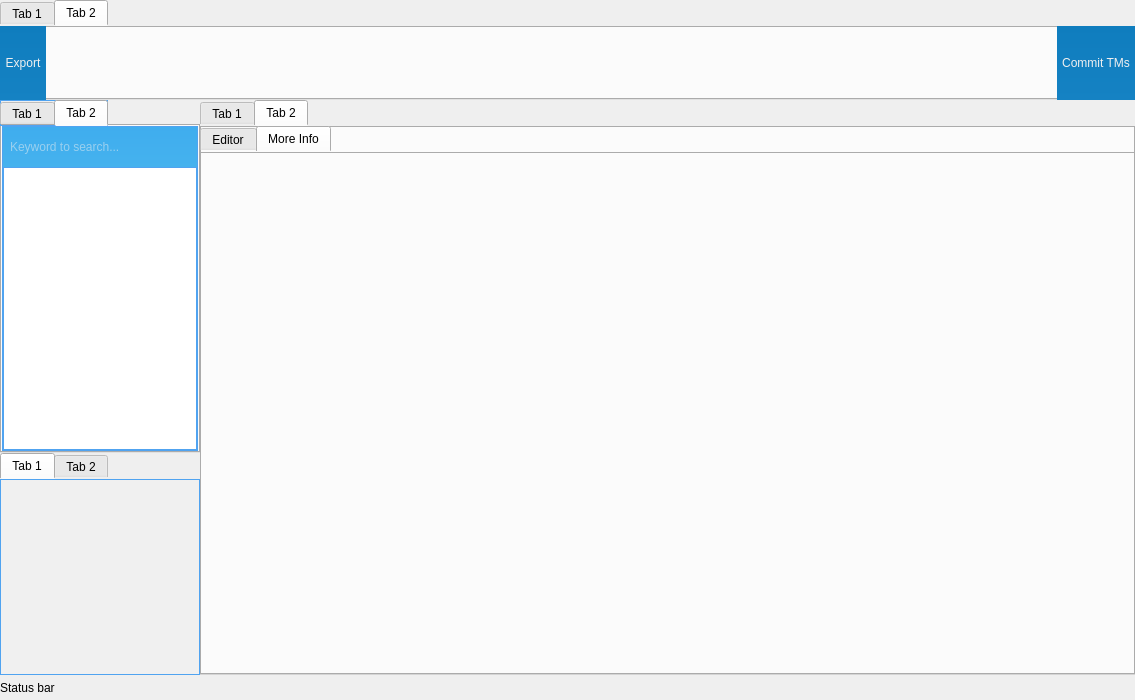
The window that MainWindow.ui (longteng9/WikiMate) describes before a commit, drawn with Qt 5.
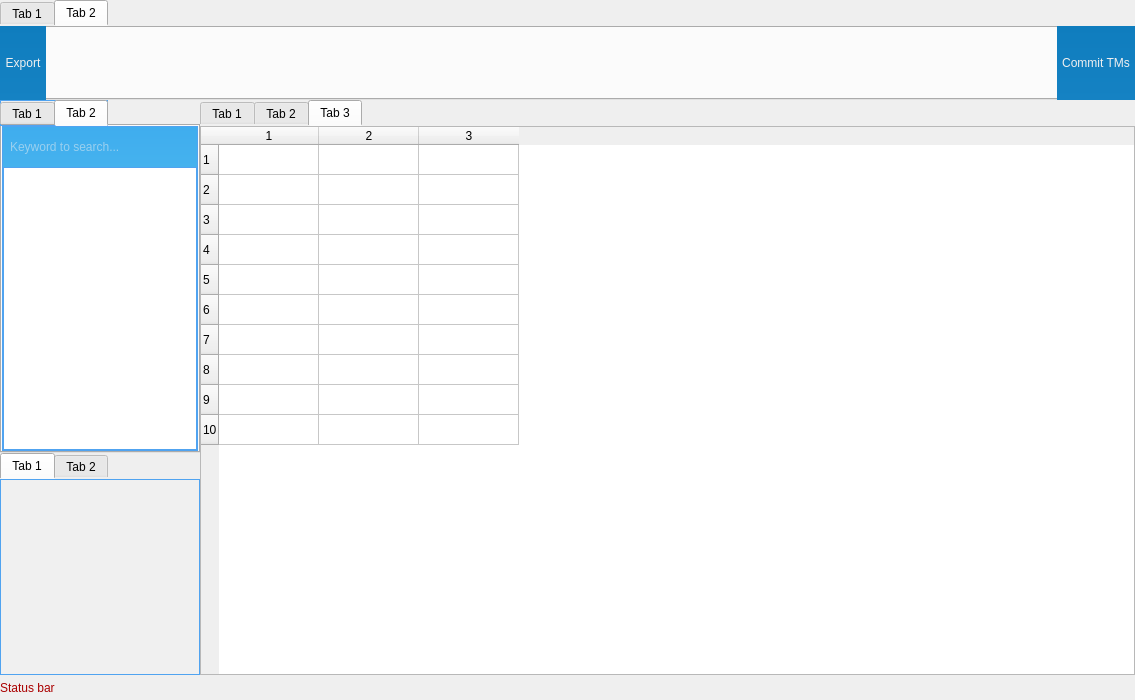
The same window after the commit. The open tabs and pages were chosen to show the change. Custom widgets are drawn as their Qt base class.

```diff
--- a/MainWindow.ui
+++ b/MainWindow.ui
@@ -1076,6 +1076,63 @@
             </item>
            </layout>
           </widget>
+          <widget class="QWidget" name="tab">
+           <attribute name="title">
+            <string>Tab 3</string>
+           </attribute>
+           <layout class="QHBoxLayout" name="horizontalLayout_7">
+            <property name="spacing">
+             <number>0</number>
+            </property>
+            <property name="leftMargin">
+             <number>0</number>
+            </property>
+            <property name="topMargin">
+             <number>0</number>
+            </property>
+            <property name="rightMargin">
+             <number>0</number>
+            </property>
+            <property name="bottomMargin">
+             <number>0</number>
+            </property>
+            <item>
+             <widget class="QTableWidget" name="transMemTable">
+              <property name="styleSheet">
+               <string notr="true">font: 10pt &quot;Microsoft YaHei&quot;;</string>
+              </property>
+              <property name="editTriggers">
+               <set>QAbstractItemView::DoubleClicked|QAbstractItemView::EditKeyPressed</set>
+              </property>
+              <property name="showGrid">
+               <bool>true</bool>
+              </property>
+              <property name="wordWrap">
+               <bool>true</bool>
+              </property>
+              <property name="rowCount">
+               <number>10</number>
+              </property>
+              <property name="columnCount">
+               <number>3</number>
+              </property>
+              <row/>
+              <row/>
+              <row/>
+              <row/>
+              <row/>
+              <row/>
+              <row/>
+              <row/>
+              <row/>
+              <row/>
+              <column/>
+              <column/>
+              <column/>
+             </widget>
+            </item>
+           </layout>
+          </widget>
          </widget>
         </item>
        </layout>
@@ -1122,7 +1179,8 @@
         <widget class="QLabel" name="statusLabel">
          <property name="styleSheet">
           <string notr="true">font: 11pt &quot;Microsoft YaHei&quot;;
-border-color: rgba(255, 255, 255, 0);</string>
+border-color: rgba(255, 255, 255, 0);
+color: rgb(170, 0, 0);</string>
          </property>
          <property name="text">
           <string>Status bar</string>
```
Left out of the diff: 64 changed lines with no effect on the pictures.
